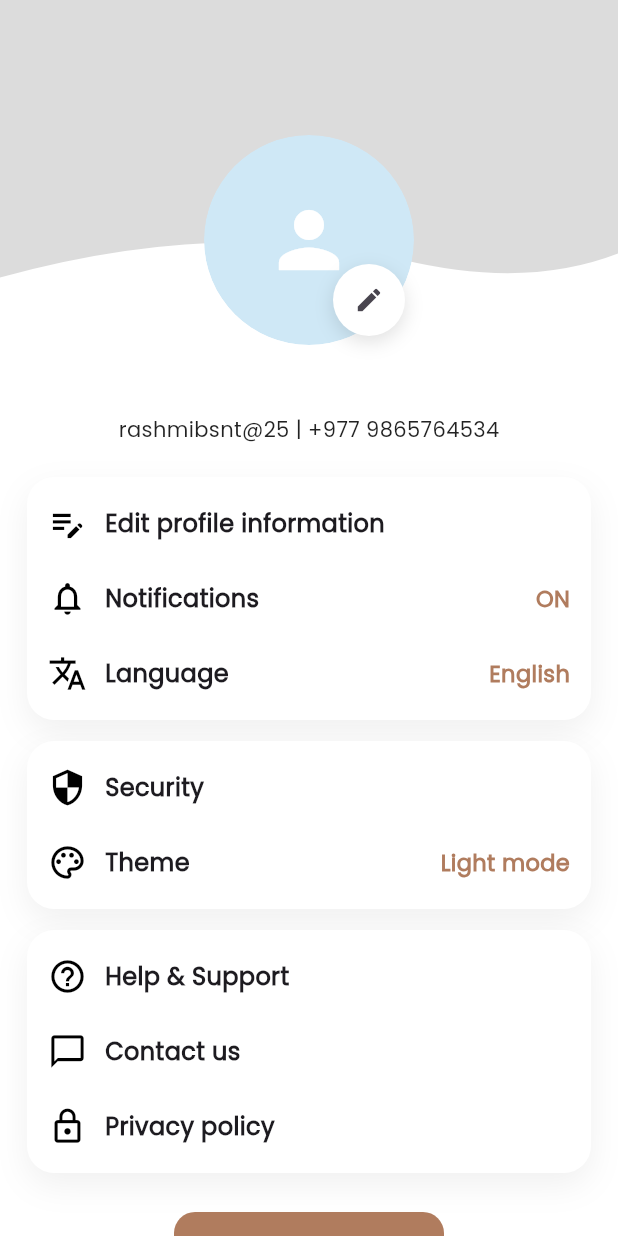
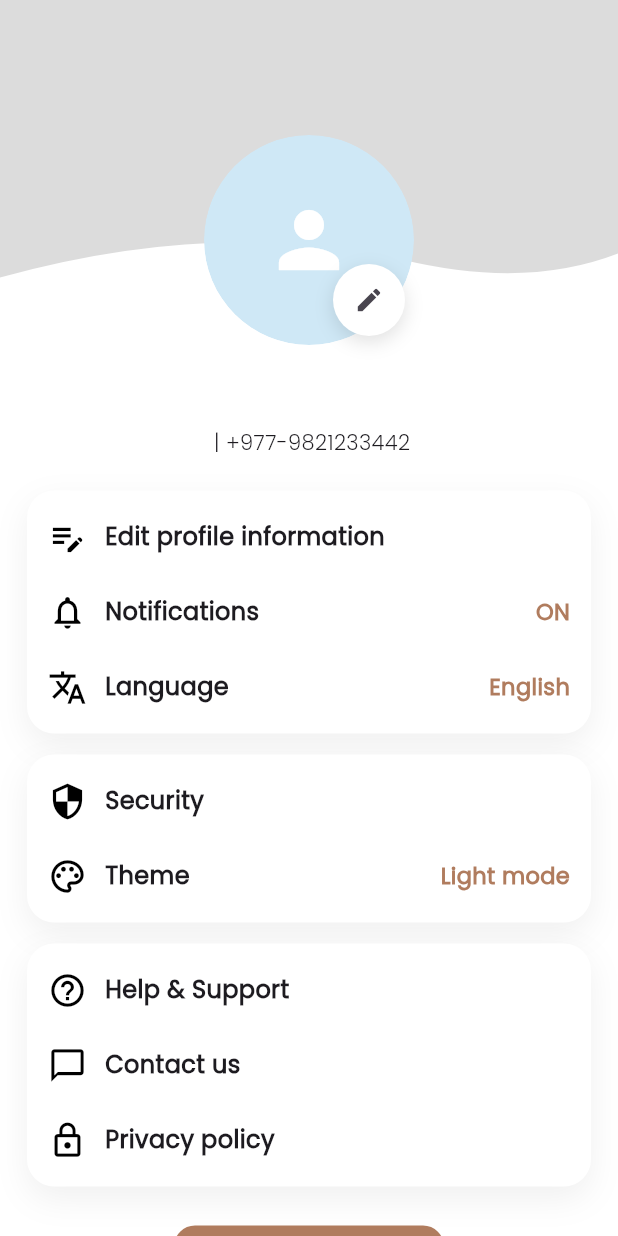
Before and after one commit to RashmiBasnet/venue_connect, a Flutter app: the ProfileScreen screen opened directly, on a phone screen of 412 x 824 dp. Run offline on Flutter 3.47's test engine with Material 3 defaults, Android fonts, the phone set to English and light mode, and no system bars; our stand-ins replace connectivity_plus, dartz, dio, equatable, flutter_riverpod, flutter_secure_storage and 5 more; missing offline and left inert: dio_smart_retry; accounts and stored records are empty.

Commit message:
Added Permissions and Fixed Profile Page Issue

```diff
--- a/lib/features/dashboard/presentation/pages/bottom_screen/profile_screen.dart
+++ b/lib/features/dashboard/presentation/pages/bottom_screen/profile_screen.dart
@@ -85,6 +85,16 @@ class _ProfileScreenState extends ConsumerState<ProfileScreen> {
     try {
       if (allowMultiple) return;
 
+      // Android 13+ uses photos (READ_MEDIA_IMAGES)
+      bool ok = await _requestPermission(Permission.photos);
+
+      // Older Android fallback
+      if (!ok) {
+        ok = await _requestPermission(Permission.storage);
+      }
+
+      if (!ok) return;
+
       final XFile? image = await _imagePicker.pickImage(
         source: ImageSource.gallery,
         imageQuality: 80,
@@ -145,6 +155,8 @@ class _ProfileScreenState extends ConsumerState<ProfileScreen> {
     final userSessionService = ref.watch(userSessionServiceProvider);
 
     final userName = userSessionService.getCurrentUserFullName() ?? "User";
+    final userEmail =
+        userSessionService.getCurrentUserEmail() ?? "user@email.com";
     final profileFileName = userSessionService.getCurrentUserProfilePicture();
     final profileImageUrl =
         (profileFileName != null && profileFileName.isNotEmpty)
@@ -203,18 +215,40 @@ class _ProfileScreenState extends ConsumerState<ProfileScreen> {
                                 Stack(
                                   alignment: Alignment.center,
                                   children: [
-                                    ClipOval(
+                                    SizedBox(
+                                      width: 140,
+                                      height: 140,
+                                      child: ClipOval(
                                         child: (profileImageUrl != null)
                                             ? Image.network(
                                                 profileImageUrl,
+                                                width: 140,
+                                                height: 140,
                                                 fit: BoxFit.cover,
+                                                errorBuilder:
+                                                    (
+                                                      context,
+                                                      error,
+                                                      stackTrace,
+                                                    ) => Container(
+                                                      color: const Color(
+                                                        0xFFCFE8F6,
+                                                      ),
+                                                      child: const Center(
+                                                        child: Icon(
+                                                          Icons.person,
+                                                          size: 60,
+                                                          color: Colors.white,
+                                                        ),
+                                                      ),
+                                                    ),
                                               )
                                             : CircleAvatar(
                                                 radius: 70,
-                                              backgroundColor: Color(
+                                                backgroundColor: const Color(
                                                   0xFFCFE8F6,
                                                 ),
-                                              child: CircleAvatar(
+                                                child: const CircleAvatar(
                                                   radius: 52,
                                                   backgroundColor:
                                                       Colors.transparent,
@@ -222,6 +256,7 @@ class _ProfileScreenState extends ConsumerState<ProfileScreen> {
                                                     Icons.person,
                                                     size: 60,
                                                     color: Colors.white,
+                                                  ),
                                                 ),
                                               ),
                                       ),
@@ -268,13 +303,18 @@ class _ProfileScreenState extends ConsumerState<ProfileScreen> {
                     padding: const EdgeInsets.fromLTRB(18, 0, 18, 24),
                     child: Column(
                       children: [
-                        Text(userName, style: TextStyle(color: Colors.black)),
+                        Text(
+                          userName,
+                          style: TextStyle(
+                            fontFamily: "Poppins SemiBold",
+                            fontSize: 20,
+                            color: Colors.black,
+                          ),
+                        ),
                         const SizedBox(height: 6),
                         Text(
-                          "rashmibsnt@25 | +977 9865764534",
-                          style: theme.textTheme.bodyMedium?.copyWith(
-                            color: Colors.black87,
-                          ),
+                          '$userEmail | +977-9821233442',
+                          style: TextStyle(fontFamily: "Poppins Light"),
                         ),
 
                         const SizedBox(height: 22),
```
Also changed, not shown: lib/core/widgets/package_card.dart (+2 -8 lines), lib/core/widgets/venue_card.dart (+3 -10 lines), lib/features/auth/data/datasources/remote/user_remote_datasource.dart (+23 -7 lines), 2 other files. Lines whose indentation alone changed are shown as unchanged.
